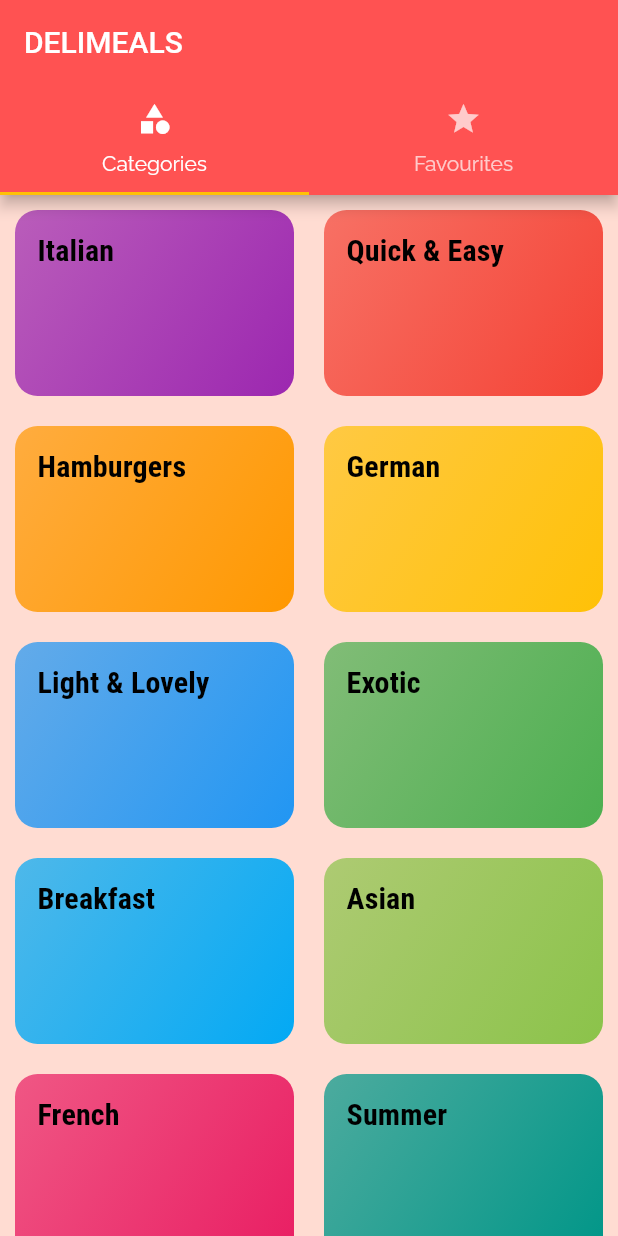
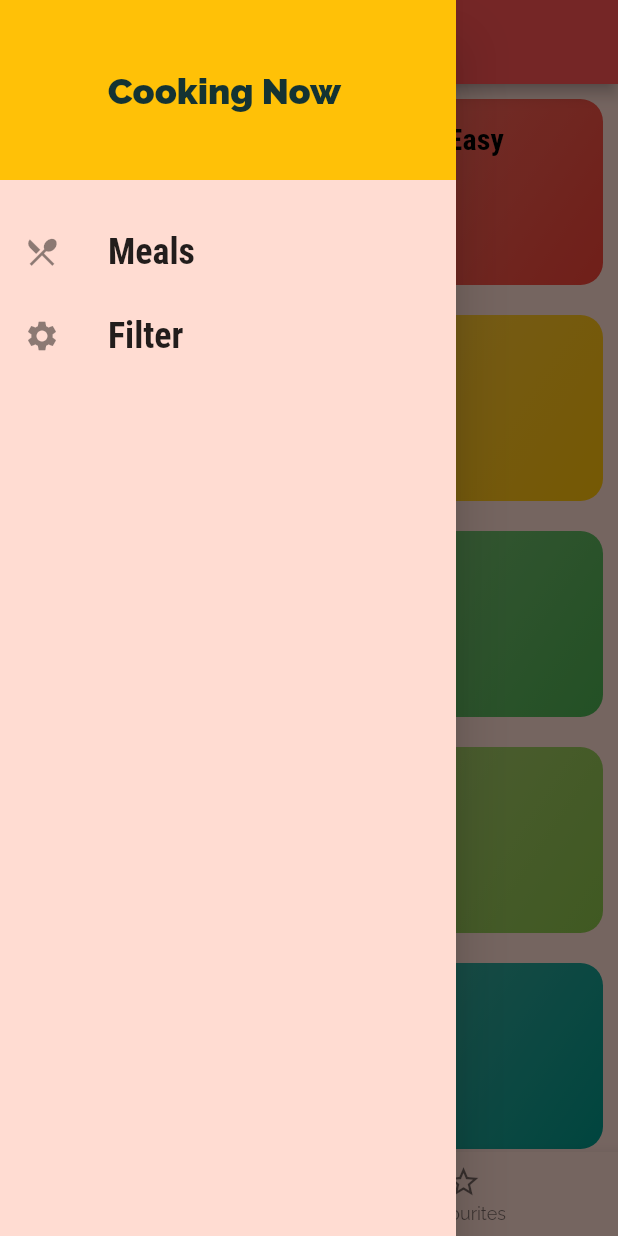
Before and after one commit to nitinnsharma234/DailyMeals, a Flutter app: the screen it shows after launch, with the side drawer open (before the commit the screen has no drawer), on a phone screen of 412 x 824 dp. Run offline on Flutter 3.47's test engine with Material 2 defaults, Android fonts, the phone set to English and light mode, and no system bars.

Commit message:
drawer added

```diff
--- a/lib/main.dart
+++ b/lib/main.dart
@@ -1,3 +1,5 @@
+import 'package:delimeals/screens/FiltersScreen.dart';
+import 'package:delimeals/screens/bottomNavigationBar_Screen.dart';
 import 'package:delimeals/screens/tabs_screen.dart';
 import 'package:flutter/material.dart';
 import 'package:delimeals/screens/categories_screen.dart';
@@ -36,9 +38,10 @@ class MyApp extends StatelessWidget {
 
       initialRoute: '/',
       routes: {
-        '/':(context) => const TabsScreen(),
+        '/':(context) => const BottomNavBar(),
         '/category-meals': (context) => const CategoryMealsScreen(),
         MealDetailScreen.routeName: (context) => const MealDetailScreen(),
+        FiltersScreen.routeName:(context)=>const FiltersScreen(),
       },
       //onGenerateRoute: (settings){
        // print(settings.arguments);
--- /dev/null
+++ b/lib/screens/FiltersScreen.dart
@@ -0,0 +1,18 @@
+import 'package:flutter/material.dart';
+
+class FiltersScreen extends StatelessWidget {
+  static const routeName = "FiltersScreen";
+
+  const FiltersScreen({Key? key}) : super(key: key);
+
+  @override
+  Widget build(BuildContext context) {
+    return const SafeArea(
+      child: Scaffold(
+        body: Center(
+          child: Text("Meals are filtered here "),
+        ),
+      ),
+    );
+  }
+}
--- /dev/null
+++ b/lib/screens/bottomNavigationBar_Screen.dart
@@ -0,0 +1,37 @@
+import 'package:delimeals/screens/FavouritesScreen.dart';
+import 'package:delimeals/screens/categories_screen.dart';
+import 'package:flutter/material.dart';
+
+import '../widgets/MainDrawer.dart';
+
+class BottomNavBar extends StatefulWidget {
+  const BottomNavBar({Key? key}) : super(key: key);
+
+  @override
+  State<BottomNavBar> createState() => _BottomNavBarState();
+}
+
+class _BottomNavBarState extends State<BottomNavBar> {
+   int selectedTab=0;
+   void selectTabs(int index)
+  {
+    setState(() {
+      selectedTab=index;
+    });
+  }
+  final List<Map<String,dynamic>> widgetList  =const [
+    {"screens": CategoriesScreen(),"title":"Categories"},{"screens":FavouriteScreen(),"title":"Favourites"}];
+
+  @override
+  Widget build(BuildContext context) {
+    return SafeArea(
+      child: Scaffold(
+        appBar: AppBar(title:  Text(widgetList[selectedTab]["title"]),),
+        body: widgetList[selectedTab]["screens"],
+        drawer: MainDrawer(),
+        bottomNavigationBar: BottomNavigationBar(onTap: selectTabs,items: const [BottomNavigationBarItem(icon: Icon(Icons.category),label: "Categories"),
+        BottomNavigationBarItem(icon: Icon(Icons.star_outline),label: "Favourites")],currentIndex: selectedTab,),
+      ),
+    );
+  }
+}
--- /dev/null
+++ b/lib/widgets/MainDrawer.dart
@@ -0,0 +1,56 @@
+import 'package:delimeals/screens/FiltersScreen.dart';
+import 'package:flutter/material.dart';
+
+class MainDrawer extends StatelessWidget {
+  Widget buildListTile(BuildContext context,String title, IconData icon,Function tapHandler)
+  {
+    return   ListTile(
+      //tileColor: Colors.red,
+      leading: Icon(
+        icon,
+        size: 24,
+      ),
+      title: Text(
+        title,
+        style: const TextStyle(
+            fontFamily: 'RobotoCondensed',
+            fontSize: 24,
+            fontWeight: FontWeight.bold),
+      ),
+      onTap:() => tapHandler(),
+    ) ;
+  }
+  const MainDrawer({Key? key}) : super(key: key);
+
+  @override
+  Widget build(BuildContext context) {
+    return Drawer(
+      child: Column(
+        children: [
+          Container(
+            height: 120,
+            width: double.infinity,
+            padding: EdgeInsets.all(20),
+            alignment: Alignment.center,
+            color: Theme.of(context).colorScheme.secondary,
+            child: const Text(
+              "Cooking Now ",
+              style: TextStyle(
+                fontSize: 24,
+                fontWeight: FontWeight.w900,
+              ),
+            ),
+          ),
+          const SizedBox(
+            height: 20,
+          ),
+          buildListTile(context,"Meals", Icons.restaurant_menu,(){Navigator.of(context).pushNamed('/');}),
+          buildListTile(context,"Filter", Icons.settings,(){
+            Navigator.of(context).pushNamed(FiltersScreen.routeName);
+          })
+
+        ],
+      ),
+    );
+  }
+}
```
